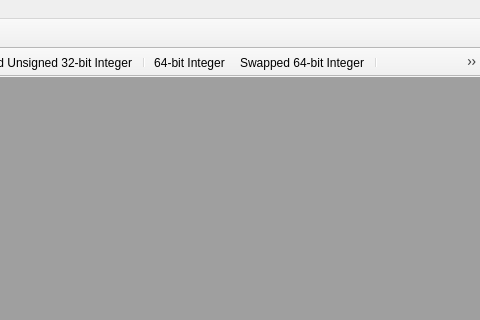
The window that omodscan/mainwindow.ui (sanny32/OpenModScan) describes before a commit, drawn with Qt 5; both pictures show x 800 to 1280 and y 0 to 320 of the 1280 by 720 pixel window.
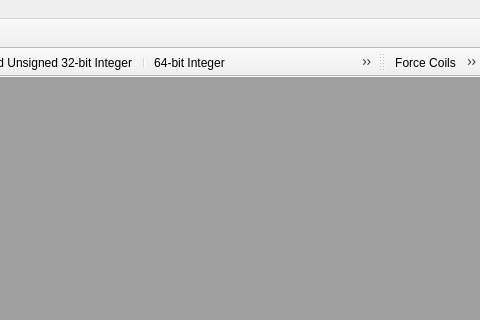
The same window after the commit. Icons and pictures are not drawn.

Commit message: Added extended toolbar

What changed in the file:
```diff
--- a/omodscan/mainwindow.ui
+++ b/omodscan/mainwindow.ui
@@ -272,6 +272,22 @@
    <addaction name="separator"/>
    <addaction name="actionSwapBytes"/>
   </widget>
+  <widget class="QToolBar" name="toolBarExtended">
+   <property name="windowTitle">
+    <string>Extended Bar</string>
+   </property>
+   <attribute name="toolBarArea">
+    <enum>TopToolBarArea</enum>
+   </attribute>
+   <attribute name="toolBarBreak">
+    <bool>false</bool>
+   </attribute>
+   <addaction name="actionForceCoils"/>
+   <addaction name="actionPresetRegs"/>
+   <addaction name="actionMaskWrite"/>
+   <addaction name="separator"/>
+   <addaction name="actionUserMsg"/>
+  </widget>
   <action name="actionNew">
    <property name="icon">
     <iconset resource="resources.qrc">
```
Left out of the diff: 18 changed lines with no effect on the pictures. The commit also changes 7 other files.
